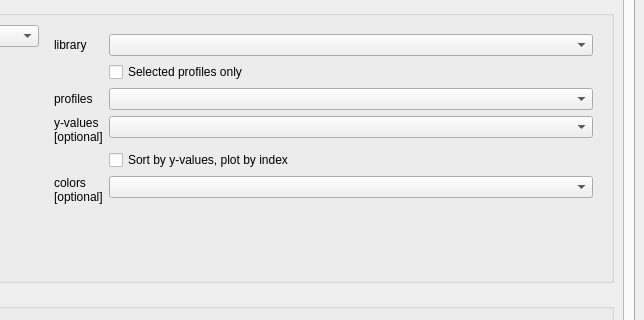
This is enmapbox/coreapps/spectralsurfaceplottingapp/spectralsurfaceplottingwindow.ui in EnMAP-Box/enmap-box as Qt 5 draws it before an edit; both pictures show x 129 to 773 and y 259 to 579 of the 773 by 1037 pixel window. The edited form follows.
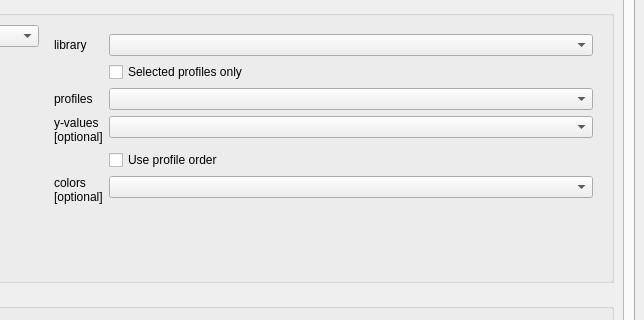
This is the edited form. Custom widgets are drawn as their Qt base class.

Diff of the .ui file:
```diff
--- a/enmapbox/coreapps/spectralsurfaceplottingapp/spectralsurfaceplottingwindow.ui
+++ b/enmapbox/coreapps/spectralsurfaceplottingapp/spectralsurfaceplottingwindow.ui
@@ -296,7 +296,7 @@
                         <item row="4" column="1">
                          <widget class="QCheckBox" name="mFieldLibraryYSorted">
                           <property name="text">
-                           <string>Sort by y-values, plot by index</string>
+                           <string>Use profile order</string>
                           </property>
                          </widget>
                         </item>
```
Left out of the diff: 3 changed lines with no effect on the pictures.
